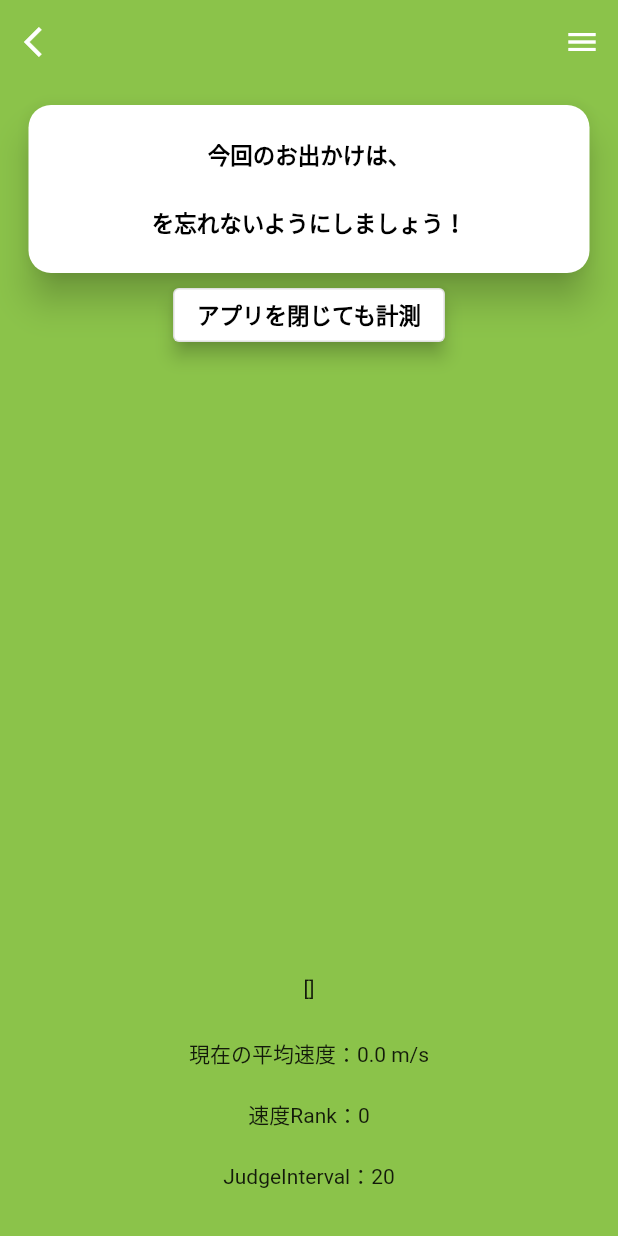
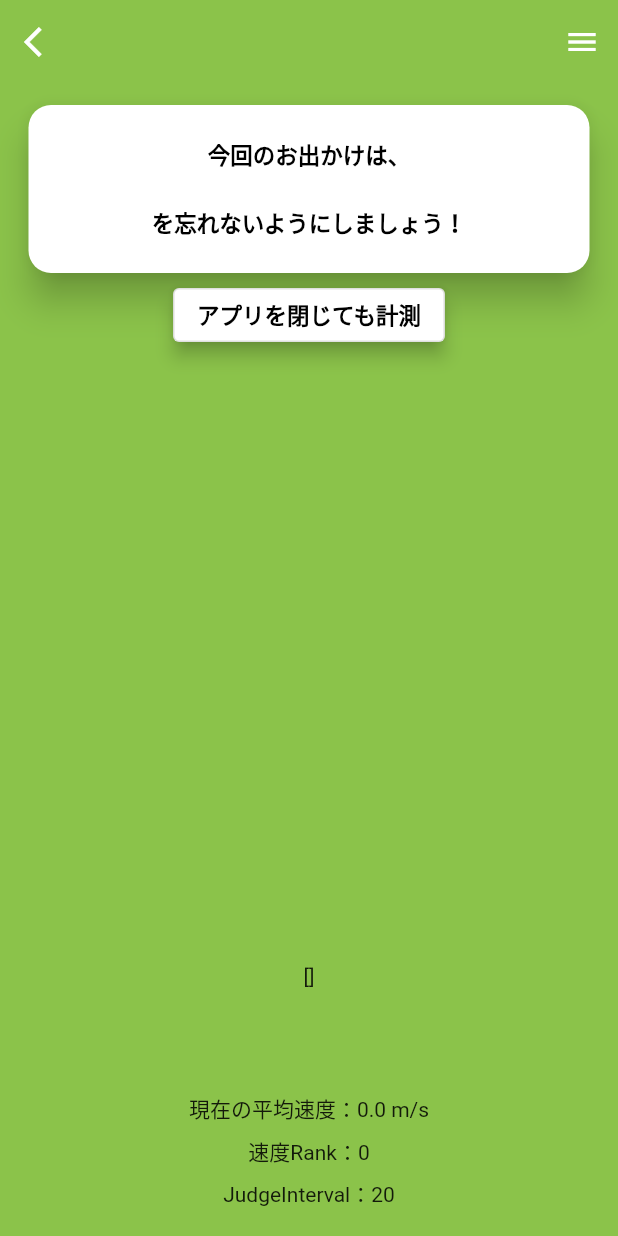
Before and after one commit to TaiyoMaruyama/FLutter-prevention-lost-item, a Flutter app: the LostItemLogPage screen opened directly with empty values, on a phone screen of 412 x 824 dp. Run offline on Flutter 3.47's test engine with Material 2 defaults, Android fonts, the phone set to English and light mode, and no system bars; our stand-ins replace location, permission_handler; Roboto replaces fonts that are missing (NotoSerifJP Regular, NotoSerifJP-Regular.otf).

Commit message:
detail change.

```diff
--- a/lib/logPage/lostLog.dart
+++ b/lib/logPage/lostLog.dart
@@ -214,14 +214,14 @@ class _LostItemLogPageState extends State<LostItemLogPage> {
               height: 10.0,
             ),
             Expanded(
-              flex: 10,
+              flex: 14,
               child: logListView(
                   speedLogList: speedLogList,
                   timeLogList: timeLogList,
                   latitudeLogList: latitudeLogList,
                   longitudeLogList: longitudeLogList),
             ),
-            Expanded(flex: 1, child: Text(speedList.toString())),
+            Expanded(flex: 3, child: Text(speedList.toString())),
             Expanded(
                 flex: 1,
                 child: Text('現在の平均速度：${compareListAverage.toString()} m/s')),
```
Also changed, not shown: lib/logPage/logPageBrain/logLIstView.dart (+15 -6 lines).
